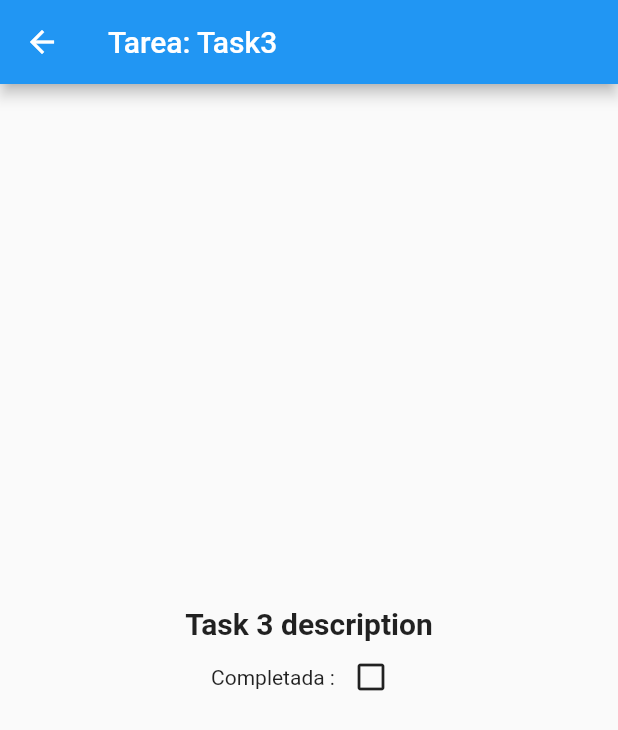
After one commit to erikwco/flutter_todo_list_app, a Flutter app: the screen it shows after launch, after a tap on the "check box outline blank" icon, after a tap on the "delete forever" icon, after a tap on "Task3", on a phone screen of 412 x 824 dp. The commit adds this screen. Shown: the top 730 px of the screen. Run offline on Flutter 3.47's test engine with Material 2 defaults, Android fonts, the phone set to English and light mode, and no system bars.

Commit message:
Step 3 finished - refactored

```diff
--- a/lib/main.dart
+++ b/lib/main.dart
@@ -1,5 +1,7 @@
 import 'package:flutter/material.dart';
+import 'package:todo_list/src/providers/todo-provider.dart';
 import 'package:todo_list/src/widgets/todo/list-todo-page.dart';
+import 'package:provider/provider.dart';
 
 //* Main App
 void main() => runApp(MyApp());
@@ -7,13 +9,20 @@ void main() => runApp(MyApp());
 class MyApp extends StatelessWidget {
   @override
   Widget build(BuildContext context) {
-    return MaterialApp(
-      debugShowCheckedModeBanner: false,
-      title: 'Todo list',
-      theme: ThemeData(
-        primarySwatch: Colors.blue,
+    return MultiProvider(
+      providers: [
+        ChangeNotifierProvider<TodoProvider>.value(
+          value: TodoProvider(),
+        )
+      ],
+      child: MaterialApp(
+        debugShowCheckedModeBanner: false,
+        title: 'Todo list',
+        theme: ThemeData(
+          primarySwatch: Colors.blue,
+        ),
+        home: ListTodoPage(),
       ),
-      home: ListTodoPage(),
     );
   }
 }
--- /dev/null
+++ b/lib/src/providers/todo-provider.dart
@@ -0,0 +1,34 @@
+import 'package:flutter/material.dart';
+import 'package:todo_list/src/models/todo.dart';
+import 'package:todo_list/src/services/todo-service.dart';
+
+//* Todo provider
+class TodoProvider extends ChangeNotifier {
+
+  final TodoService _todoService = TodoService();
+
+  //* Listado de Tareas
+  List<Todo> getTodos() {
+    return _todoService.getTodos();
+  }
+
+  Todo getTodoByIndex(int index) {
+    return _todoService.getTodoByIndex(index);
+  }
+
+  addTodo(Todo todo) {
+    _todoService.addTodo(todo);
+    notifyListeners();
+  }
+
+  deleteTodo(int index){
+    _todoService.deleteTodo(index);
+    notifyListeners();
+  }
+
+  updateTodo(int index, Todo todo) {
+    _todoService.updateTodo(index, todo);
+    notifyListeners();
+  }
+
+}
--- /dev/null
+++ b/lib/src/services/todo-service.dart
@@ -0,0 +1,40 @@
+import 'package:todo_list/src/models/todo.dart';
+
+//* Todo service
+//* Local
+class TodoService {
+  final  List<Todo> todos = [
+    Todo(name: 'Task1', description: 'Task 1 description'),
+    Todo(name: 'Task2', description: 'Task 2 description'),
+    Todo(name: 'Task3', description: 'Task 3 description'),
+    Todo(name: 'Task4', description: 'Task 4 description'),
+    Todo(name: 'Task5', description: 'Task 5 description'),
+    Todo(name: 'Task6', description: 'Task 6 description'),
+    Todo(name: 'Task7', description: 'Task 7 description'),
+  ];
+
+
+  List<Todo> getTodos() {
+    return todos;
+  }
+
+  Todo getTodoByIndex(int index){
+    return todos.elementAt(index);
+  }
+
+  addTodo(Todo todo) {
+    todos.add(todo);
+  }
+
+  deleteTodo(int index){
+    todos.removeAt(index);
+  }
+
+  updateTodo(int index, Todo todo){
+    todos[index].name = todo.name;
+    todos[index].description = todo.description;
+    todos[index].isComplete = todo.isComplete;
+  }
+
+
+}
--- /dev/null
+++ b/lib/src/widgets/todo/detail-todo-page.dart
@@ -0,0 +1,51 @@
+import 'package:flutter/material.dart';
+import 'package:provider/provider.dart';
+import 'package:todo_list/src/providers/todo-provider.dart';
+
+class DetailTodoPage extends StatelessWidget {
+  final int index;
+  DetailTodoPage({Key key, this.index}) : super(key: key);
+
+  @override
+  Widget build(BuildContext context) {
+    var prov = Provider.of<TodoProvider>(context);
+    var current = prov.getTodoByIndex(index);
+    return Scaffold(
+      appBar: AppBar(
+        title: Text("Tarea: ${current.name}"),
+      ),
+      body: Center(
+        child: Container(
+            child: Column(
+              mainAxisAlignment: MainAxisAlignment.center,
+              crossAxisAlignment: CrossAxisAlignment.center,
+          children: <Widget>[
+            Text(
+              current.description,
+              style: TextStyle(
+                  fontSize: 20.0,
+                  fontWeight: FontWeight.bold,
+                  decoration: current.isComplete
+                      ? TextDecoration.lineThrough
+                      : TextDecoration.none),
+            ),
+            Row(
+              mainAxisAlignment: MainAxisAlignment.center,
+              children: <Widget>[
+                Text("Completada :") ,
+                IconButton(
+                  icon: Icon(current.isComplete ? Icons.check_box : Icons.check_box_outline_blank),
+                  onPressed: () {
+                    current.isComplete = !current.isComplete;
+                    prov.updateTodo(index, current);
+                    Navigator.of(context).pop();
+                  },
+                ),
+              ],
+            )
+          ],
+        )),
+      ),
+    );
+  }
+}
--- a/lib/src/widgets/todo/list-todo-page.dart
+++ b/lib/src/widgets/todo/list-todo-page.dart
@@ -1,74 +1,49 @@
 import 'package:flutter/material.dart';
+import 'package:provider/provider.dart';
 import 'package:todo_list/src/models/todo.dart';
+import 'package:todo_list/src/providers/todo-provider.dart';
+import 'package:todo_list/src/widgets/todo/detail-todo-page.dart';
 
-class ListTodoPage extends StatefulWidget {
-  @override
-  _ListTodoPageState createState() => _ListTodoPageState();
-}
-
-class _ListTodoPageState extends State<ListTodoPage> {
+class ListTodoPage extends StatelessWidget {
   final _formKey = GlobalKey<FormState>();
+  //todo: por simplicidad se utilizaran dos String no finales para evitar cambiar a TextControllers
   String name;
   String description;
-
-  //* Listado temporal de todo
-  List<Todo> todos = [
-    Todo(name: 'Task1', description: 'Task 1 description'),
-    Todo(name: 'Task2', description: 'Task 2 description'),
-    Todo(name: 'Task3', description: 'Task 3 description'),
-    Todo(name: 'Task4', description: 'Task 4 description'),
-    Todo(name: 'Task5', description: 'Task 5 description'),
-    Todo(name: 'Task6', description: 'Task 6 description'),
-    Todo(name: 'Task7', description: 'Task 7 description'),
-  ];
-
-  //* ********************************
-  //* Todo helpers
-  //* ********************************
-  _addTodo(Todo todo){
-    todos.add(todo);
-  }
-
-  _updateTodo(int index){
-    todos[index].isComplete = !todos[index].isComplete;
-  }
-
-  _deleteTodo(int index) {
-    todos.removeAt(index);
-  }
-  //* ********************************
-  //* Todo helpers
-  //* ********************************
-
 
   //* ********************************
   //* Todo Ui
   //* ********************************
   //* Construye item de cada tarea
-  Widget _buildTodoItem(Todo todo, int index) {
+  Widget _buildTodoItem(BuildContext context, Todo todo, int index) {
+    var prov = Provider.of<TodoProvider>(context);
     return ListTile(
       leading: IconButton(
-        icon: Icon(todo.isComplete ?  Icons.check_box: Icons.check_box_outline_blank),
+        icon: Icon(
+            todo.isComplete ? Icons.check_box : Icons.check_box_outline_blank),
         onPressed: () {
-          setState(() {
-            _updateTodo(index);
-            // todo.isComplete = !todo.isComplete;
-          });
+          todo.isComplete = !todo.isComplete;
+          prov.updateTodo(index, todo);
         },
       ),
       trailing: IconButton(
-        icon: Icon(Icons.delete_forever, color: Colors.redAccent,),
+        icon: Icon(
+          Icons.delete_forever,
+          color: Colors.redAccent,
+        ),
         onPressed: () {
-          setState(() {
-            _deleteTodo(index);
-          });
+          prov.deleteTodo(index);
         },
       ),
+      onTap: () {
+        Navigator.of(context).push(MaterialPageRoute(builder: (context) => DetailTodoPage(index: index,)));
+      },
       title: Text(
         todo.name,
         style: TextStyle(
           fontWeight: FontWeight.bold,
-          decoration: todo.isComplete ? TextDecoration.lineThrough : TextDecoration.none,
+          decoration: todo.isComplete
+              ? TextDecoration.lineThrough
+              : TextDecoration.none,
         ),
       ),
       subtitle: Text(todo.description),
@@ -76,7 +51,8 @@ class _ListTodoPageState extends State<ListTodoPage> {
   }
 
   //* muestra dialogo para la creación de tarea
-  Widget _buildDialog() {
+  Widget _buildDialog(BuildContext context) {
+    var prov = Provider.of<TodoProvider>(context);
     return AlertDialog(
       content: Form(
         key: _formKey,
@@ -122,9 +98,7 @@ class _ListTodoPageState extends State<ListTodoPage> {
                 onPressed: () {
                   if (_formKey.currentState.validate()) {
                     _formKey.currentState.save();
-                    setState(() {
-                      _addTodo(Todo(name: name, description: description));
-                    });
+                    prov.addTodo(Todo(name: name, description: description));
                     Navigator.of(context).pop();
                   }
                 },
@@ -139,6 +113,8 @@ class _ListTodoPageState extends State<ListTodoPage> {
   //* Build
   @override
   Widget build(BuildContext context) {
+    var prov = Provider.of<TodoProvider>(context);
+    var todos = prov.getTodos();
     return Scaffold(
       appBar: AppBar(
         title: Text("Todo List App"),
@@ -146,7 +122,7 @@ class _ListTodoPageState extends State<ListTodoPage> {
       body: ListView.builder(
         itemCount: todos.length,
         itemBuilder: (BuildContext context, int index) {
-          return _buildTodoItem(todos[index], index);
+          return _buildTodoItem(context, todos[index], index);
         },
       ),
       floatingActionButton: FloatingActionButton(
@@ -155,7 +131,7 @@ class _ListTodoPageState extends State<ListTodoPage> {
           showDialog(
               context: context,
               builder: (BuildContext context) {
-                return _buildDialog();
+                return _buildDialog(context);
               });
         },
       ),
--- a/pubspec.yaml
+++ b/pubspec.yaml
@@ -17,6 +17,7 @@ environment:
   sdk: ">=2.1.0 <3.0.0"
 
 dependencies:
+  provider: ^3.1.0+1
   flutter:
     sdk: flutter
 
```
Also changed, not shown: pubspec.lock.
